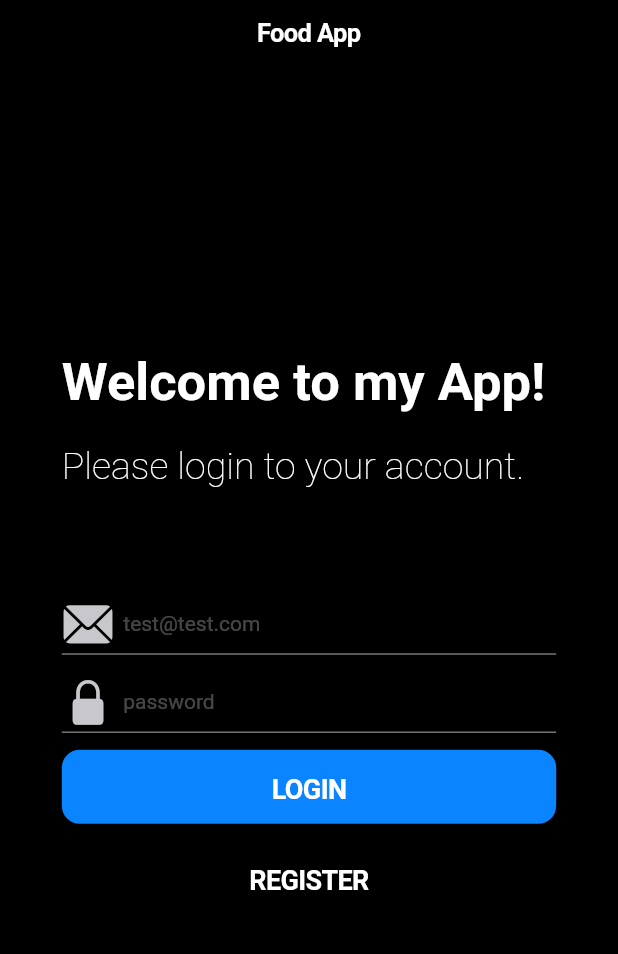
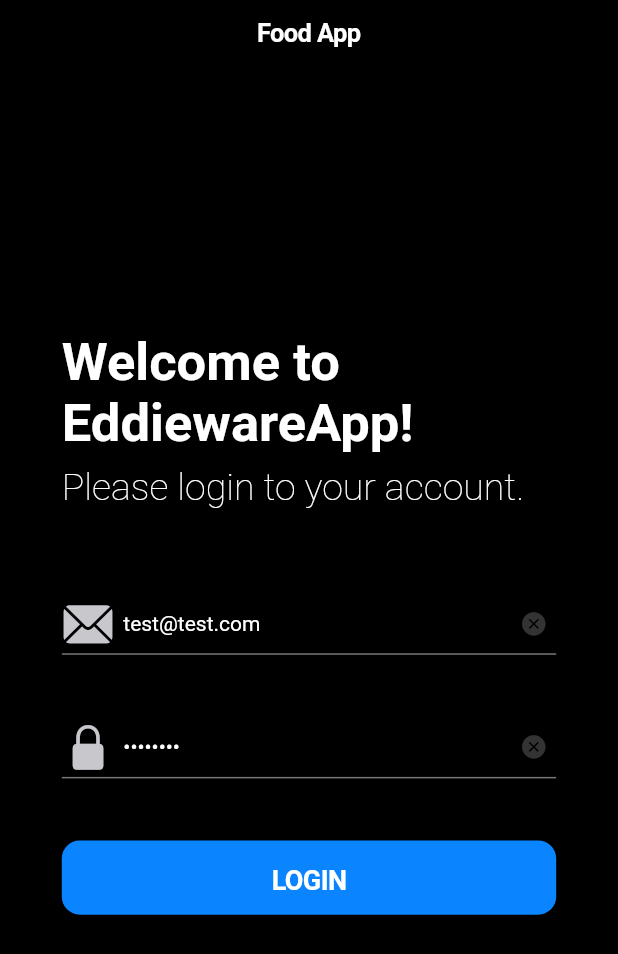
Before and after one commit to eddieware/final_project_ios_firebase, a Flutter app: the screen it shows after launch, on a phone screen of 412 x 824 dp. Shown: the top 954 px of the screen. Run offline on Flutter 3.47's test engine with Material 2 defaults, Android fonts, the phone set to English and light mode, and no system bars; our stand-ins replace firebase_auth; accounts and stored records are empty.

Commit message:
update_functional_Splash

```diff
--- a/lib/main.dart
+++ b/lib/main.dart
@@ -1,5 +1,4 @@
 import 'package:final_project_ios_firebase/pages/login_page.dart';
-import 'package:final_project_ios_firebase/pages/sign_in.dart';
 import 'package:final_project_ios_firebase/routes/routes.dart';
 
 import 'package:flutter/cupertino.dart';
--- a/lib/pages/login_page.dart
+++ b/lib/pages/login_page.dart
@@ -11,6 +11,9 @@ class LoginPage extends StatefulWidget {
 }
 
 class _LoginPageState extends State<LoginPage> {
+  TextEditingController _txtPassCntrllr = new TextEditingController();
+  TextEditingController _txtEmailCntrllr = new TextEditingController();
+
   double _altoScreen;
   double _anchoScreen;
   String _email;
@@ -27,6 +30,8 @@ class _LoginPageState extends State<LoginPage> {
   Widget build(BuildContext context) {
     _altoScreen = MediaQuery.of(context).size.height;
     _anchoScreen = MediaQuery.of(context).size.width;
+    _txtEmailCntrllr.text = 'test@test.com';
+    _txtPassCntrllr.text = 'password';
 
     return Material(
       child: CupertinoPageScaffold(
@@ -49,7 +54,7 @@ class _LoginPageState extends State<LoginPage> {
     //para usar el build context
     return Builder(builder: (BuildContext _context) {
       _auth = Provider.of<AuthProvider>(_context);
-      print(_auth.user);
+
       return Container(
         //color: CupertinoColors.activeBlue,
         height: _altoScreen * 0.60,
@@ -75,12 +80,18 @@ class _LoginPageState extends State<LoginPage> {
         crossAxisAlignment: CrossAxisAlignment.start,
         children: <Widget>[
           Text(
-            "Welcome to my App!",
-            style: TextStyle(fontSize: 35, fontWeight: FontWeight.w700),
+            "Welcome to EddiewareApp!",
+            style: TextStyle(
+                fontSize: 35,
+                fontWeight: FontWeight.w700,
+                color: CupertinoColors.white),
           ),
           Text(
             "Please login to your account.",
-            style: TextStyle(fontSize: 25, fontWeight: FontWeight.w200),
+            style: TextStyle(
+                fontSize: 25,
+                fontWeight: FontWeight.w200,
+                color: CupertinoColors.white),
           ),
         ],
       ),
@@ -88,11 +99,12 @@ class _LoginPageState extends State<LoginPage> {
   }
 
   Widget _inputForm() {
-    print(_email);
+    // print(_email);
 
-    print(_password);
+    // print(_password);
     return Container(
       //color: CupertinoColors.activeBlue,
+
       height: _altoScreen * 0.26,
       child: Form(
         key: _formKey,
@@ -107,7 +119,6 @@ class _LoginPageState extends State<LoginPage> {
             _emailTextField(),
             _passwordTextField(),
             _loginButton(),
-            _registerButton()
 
             //_passwordTextField(),
           ],
@@ -118,7 +129,7 @@ class _LoginPageState extends State<LoginPage> {
 
   Widget _emailTextField() {
     return CupertinoTextField(
-        //controller: _txtEmailCntrllr,
+        controller: _txtEmailCntrllr,
         prefix: Icon(
           CupertinoIcons.mail_solid,
           color: CupertinoColors.systemGrey3,
@@ -149,8 +160,7 @@ class _LoginPageState extends State<LoginPage> {
 
   Widget _passwordTextField() {
     return CupertinoTextField(
-      //controller: _txtEmailCntrllr,
-
+      controller: _txtPassCntrllr,
       prefix: Icon(
         CupertinoIcons.padlock_solid,
         color: CupertinoColors.systemGrey3,
@@ -179,14 +189,7 @@ class _LoginPageState extends State<LoginPage> {
   }
 
   Widget _loginButton() {
-    return
-        // _auth.status == AuthStatus.Authenticating
-        //     ? Align(
-        //         alignment: Alignment.center,
-        //         child: CircularProgressIndicator(),
-        //       )
-        //     :
-        Container(
+    return Container(
       height: _altoScreen * 0.06,
       width: _anchoScreen,
       child: CupertinoButton.filled(
@@ -199,37 +202,17 @@ class _LoginPageState extends State<LoginPage> {
               color: CupertinoColors.white),
         ),
         onPressed: () {
-          print('Button Pressed');
-          if (_formKey.currentState.validate()) {
-            print('Valid stuff things');
-            _auth.loginUserWithEmailAndPassword(_email, _password);
+          print(_auth.user);
+          _auth.loginUserWithEmailAndPassword(
+              _txtEmailCntrllr.text, _txtPassCntrllr.text);
+          if (_auth.user == null) {
+            print('Usuario no valido');
+          } else {
+            print('Usuario Valido');
+            Navigator.pushNamed(context, '/profile');
           }
         },
       ),
     );
   }
-
-  Widget _registerButton() {
-    return GestureDetector(
-      onTap: () {
-        //NavigationService.instance.navigateTo("register");
-        print('Este boton es para el registro');
-      },
-      child: Container(
-        height: _altoScreen * 0.06,
-        width: _anchoScreen,
-        child: CupertinoButton(
-          child: Text(
-            "REGISTER",
-            textAlign: TextAlign.center,
-            style: TextStyle(
-                fontSize: 18,
-                fontWeight: FontWeight.w700,
-                color: CupertinoColors.white),
-          ),
-          onPressed: () {},
-        ),
-      ),
-    );
-  }
 }
--- a/lib/routes/routes.dart
+++ b/lib/routes/routes.dart
@@ -1,9 +1,10 @@
-import 'package:final_project_ios_firebase/pages/sign_in.dart';
+import 'package:final_project_ios_firebase/pages/login_page.dart';
+import 'package:final_project_ios_firebase/pages/profile.dart';
 import 'package:flutter/cupertino.dart';
 
 Map<String, WidgetBuilder> getApplicationRoutes() {
   return <String, WidgetBuilder>{
-    // '/home': (BuildContext context) => EmailSignInForm(),
-    // '/profile': (BuildContext context) => ProfileScreen(),
+    '/home': (BuildContext context) => LoginPage(),
+    '/profile': (BuildContext context) => ProfilePage(),
   };
 }
```
Also changed, not shown: lib/pages/profile.dart (added, +30 -0 lines), lib/pages/sign_in.dart (deleted, +0 -427 lines).
